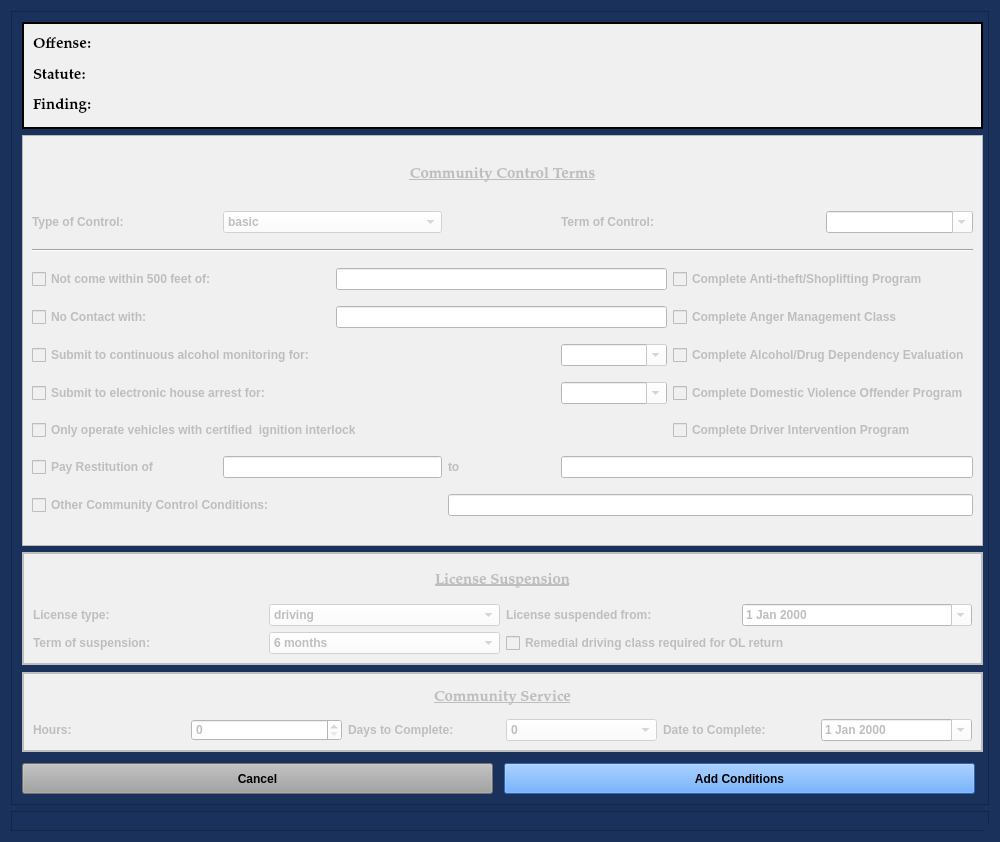
Old version of the form views/ui/AddCommunityControlDialog.ui in the repository HunterProgram22/MuniEntry.
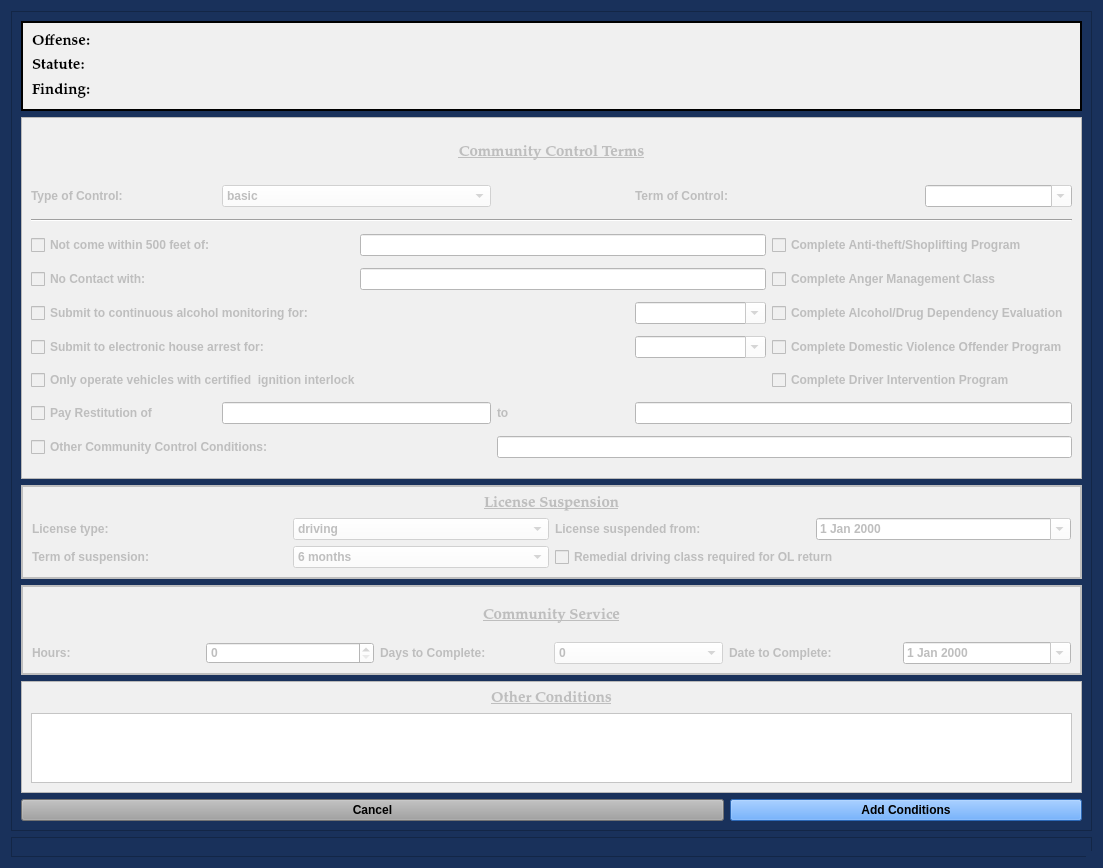
New version of the form.

Commit message: Refactored enable conditions - working.

Patch:
```diff
--- a/views/ui/AddCommunityControlDialog.ui
+++ b/views/ui/AddCommunityControlDialog.ui
@@ -12,8 +12,8 @@
    <rect>
     <x>0</x>
     <y>0</y>
-    <width>1000</width>
-    <height>842</height>
+    <width>1103</width>
+    <height>868</height>
    </rect>
   </property>
   <property name="sizePolicy">
@@ -161,20 +161,40 @@
       <property name="geometry">
        <rect>
         <x>0</x>
-        <y>0</y>
-        <width>978</width>
-        <height>792</height>
+        <y>-128</y>
+        <width>1060</width>
+        <height>946</height>
        </rect>
       </property>
+      <layout class="QGridLayout" name="gridLayout_8" rowstretch="1,4,1,1,1,1">
+       <item row="5" column="0" colspan="2">
+        <widget class="QPushButton" name="cancel_Button">
+         <property name="focusPolicy">
+          <enum>Qt::NoFocus</enum>
+         </property>
+         <property name="styleSheet">
+          <string notr="true">background-color: rgb(160, 160, 160);</string>
+         </property>
+         <property name="text">
+          <string>Cancel</string>
+         </property>
+        </widget>
+       </item>
+       <item row="5" column="2">
+        <widget class="QPushButton" name="add_conditions_Button">
+         <property name="styleSheet">
+          <string notr="true">background-color: rgb(62, 146, 255)</string>
+         </property>
+         <property name="text">
+          <string>Add Conditions</string>
+         </property>
+         <property name="autoDefault">
+          <bool>false</bool>
+         </property>
+        </widget>
+       </item>
+       <item row="0" column="0" colspan="3">
       <widget class="QFrame" name="frame_2">
-       <property name="geometry">
-        <rect>
-         <x>10</x>
-         <y>10</y>
-         <width>961</width>
-         <height>107</height>
-        </rect>
-       </property>
        <property name="font">
         <font>
          <family>Palatino Linotype</family>
@@ -254,18 +274,12 @@
         </item>
        </layout>
       </widget>
+       </item>
+       <item row="2" column="0" colspan="3">
       <widget class="QFrame" name="license_suspension_frame">
        <property name="enabled">
         <bool>false</bool>
        </property>
-       <property name="geometry">
-        <rect>
-         <x>10</x>
-         <y>540</y>
-         <width>961</width>
-         <height>113</height>
-        </rect>
-       </property>
        <property name="styleSheet">
         <string notr="true">background-color: rgb(240, 240, 240);</string>
        </property>
@@ -394,183 +408,12 @@
         </item>
        </layout>
       </widget>
-      <widget class="QFrame" name="community_service_frame">
-       <property name="enabled">
-        <bool>false</bool>
-       </property>
-       <property name="geometry">
-        <rect>
-         <x>10</x>
-         <y>660</y>
-         <width>961</width>
-         <height>80</height>
-        </rect>
-       </property>
-       <property name="styleSheet">
-        <string notr="true">background-color: rgb(240, 240, 240);</string>
-       </property>
-       <property name="frameShape">
-        <enum>QFrame::Box</enum>
-       </property>
-       <property name="frameShadow">
-        <enum>QFrame::Plain</enum>
-       </property>
-       <property name="lineWidth">
-        <number>2</number>
-       </property>
-       <layout class="QGridLayout" name="gridLayout">
-        <item row="1" column="0">
-         <widget class="QLabel" name="label_15">
-          <property name="text">
-           <string>Hours:</string>
-          </property>
-         </widget>
-        </item>
-        <item row="1" column="1">
-         <widget class="QSpinBox" name="community_service_hours_ordered_box">
-          <property name="styleSheet">
-           <string notr="true">background-color: rgb(255, 255, 255);</string>
-          </property>
-         </widget>
-        </item>
-        <item row="1" column="2">
-         <widget class="QLabel" name="label">
-          <property name="text">
-           <string>Days to Complete:</string>
-          </property>
-         </widget>
-        </item>
-        <item row="1" column="3">
-         <widget class="QComboBox" name="community_service_days_to_complete_box">
-          <property name="styleSheet">
-           <string notr="true">background-color: rgb(255, 255, 255);</string>
-          </property>
-          <item>
-           <property name="text">
-            <string>0</string>
-           </property>
-          </item>
-          <item>
-           <property name="text">
-            <string>30</string>
-           </property>
-          </item>
-          <item>
-           <property name="text">
-            <string>60</string>
-           </property>
-          </item>
-          <item>
-           <property name="text">
-            <string>90</string>
-           </property>
-          </item>
-          <item>
-           <property name="text">
-            <string>120</string>
-           </property>
-          </item>
-          <item>
-           <property name="text">
-            <string>150</string>
-           </property>
-          </item>
-          <item>
-           <property name="text">
-            <string>180</string>
-           </property>
-          </item>
-         </widget>
-        </item>
-        <item row="1" column="4">
-         <widget class="QLabel" name="label_22">
-          <property name="text">
-           <string>Date to Complete:</string>
-          </property>
-         </widget>
-        </item>
-        <item row="1" column="5">
-         <widget class="QDateEdit" name="community_service_date_to_complete_box">
-          <property name="styleSheet">
-           <string notr="true">background-color: rgb(255, 255, 255);</string>
-          </property>
-          <property name="calendarPopup">
-           <bool>true</bool>
-          </property>
-         </widget>
-        </item>
-        <item row="0" column="0" colspan="6">
-         <widget class="QLabel" name="label_26">
-          <property name="font">
-           <font>
-            <family>Palatino Linotype</family>
-            <pointsize>11</pointsize>
-            <weight>75</weight>
-            <italic>false</italic>
-            <bold>true</bold>
-            <underline>true</underline>
-           </font>
-          </property>
-          <property name="text">
-           <string>Community Service</string>
-          </property>
-          <property name="alignment">
-           <set>Qt::AlignCenter</set>
-          </property>
-         </widget>
-        </item>
-       </layout>
-      </widget>
-      <widget class="QPushButton" name="cancel_Button">
-       <property name="geometry">
-        <rect>
-         <x>10</x>
-         <y>751</y>
-         <width>471</width>
-         <height>31</height>
-        </rect>
-       </property>
-       <property name="focusPolicy">
-        <enum>Qt::NoFocus</enum>
-       </property>
-       <property name="styleSheet">
-        <string notr="true">background-color: rgb(160, 160, 160);</string>
-       </property>
-       <property name="text">
-        <string>Cancel</string>
-       </property>
-      </widget>
-      <widget class="QPushButton" name="add_conditions_Button">
-       <property name="geometry">
-        <rect>
-         <x>492</x>
-         <y>751</y>
-         <width>471</width>
-         <height>31</height>
-        </rect>
-       </property>
-       <property name="styleSheet">
-        <string notr="true">background-color: rgb(62, 146, 255)</string>
-       </property>
-       <property name="text">
-        <string>Add Conditions</string>
-       </property>
-       <property name="autoDefault">
-        <bool>false</bool>
-       </property>
-      </widget>
+       </item>
+       <item row="1" column="0" colspan="3">
       <widget class="QFrame" name="community_control_frame">
        <property name="enabled">
         <bool>false</bool>
        </property>
-       <property name="geometry">
-        <rect>
-         <x>10</x>
-         <y>123</y>
-         <width>961</width>
-         <height>411</height>
-        </rect>
-       </property>
        <property name="styleSheet">
         <string notr="true">background-color: rgb(240, 240, 240);</string>
        </property>
@@ -899,6 +742,174 @@
         </item>
        </layout>
       </widget>
+       </item>
+       <item row="3" column="0" colspan="3">
+        <widget class="QFrame" name="community_service_frame">
+         <property name="enabled">
+          <bool>false</bool>
+         </property>
+         <property name="styleSheet">
+          <string notr="true">background-color: rgb(240, 240, 240);</string>
+         </property>
+         <property name="frameShape">
+          <enum>QFrame::Box</enum>
+         </property>
+         <property name="frameShadow">
+          <enum>QFrame::Plain</enum>
+         </property>
+         <property name="lineWidth">
+          <number>2</number>
+         </property>
+         <layout class="QGridLayout" name="gridLayout">
+          <item row="1" column="2">
+           <widget class="QLabel" name="label">
+            <property name="text">
+             <string>Days to Complete:</string>
+            </property>
+           </widget>
+          </item>
+          <item row="1" column="3">
+           <widget class="QComboBox" name="community_service_days_to_complete_box">
+            <property name="styleSheet">
+             <string notr="true">background-color: rgb(255, 255, 255);</string>
+            </property>
+            <item>
+             <property name="text">
+              <string>0</string>
+             </property>
+            </item>
+            <item>
+             <property name="text">
+              <string>30</string>
+             </property>
+            </item>
+            <item>
+             <property name="text">
+              <string>60</string>
+             </property>
+            </item>
+            <item>
+             <property name="text">
+              <string>90</string>
+             </property>
+            </item>
+            <item>
+             <property name="text">
+              <string>120</string>
+             </property>
+            </item>
+            <item>
+             <property name="text">
+              <string>150</string>
+             </property>
+            </item>
+            <item>
+             <property name="text">
+              <string>180</string>
+             </property>
+            </item>
+           </widget>
+          </item>
+          <item row="1" column="1">
+           <widget class="QSpinBox" name="community_service_hours_ordered_box">
+            <property name="styleSheet">
+             <string notr="true">background-color: rgb(255, 255, 255);</string>
+            </property>
+           </widget>
+          </item>
+          <item row="1" column="5">
+           <widget class="QDateEdit" name="community_service_date_to_complete_box">
+            <property name="styleSheet">
+             <string notr="true">background-color: rgb(255, 255, 255);</string>
+            </property>
+            <property name="calendarPopup">
+             <bool>true</bool>
+            </property>
+           </widget>
+          </item>
+          <item row="0" column="0" colspan="6">
+           <widget class="QLabel" name="label_26">
+            <property name="font">
+             <font>
+              <family>Palatino Linotype</family>
+              <pointsize>11</pointsize>
+              <weight>75</weight>
+              <italic>false</italic>
+              <bold>true</bold>
+              <underline>true</underline>
+             </font>
+            </property>
+            <property name="text">
+             <string>Community Service</string>
+            </property>
+            <property name="alignment">
+             <set>Qt::AlignCenter</set>
+            </property>
+           </widget>
+          </item>
+          <item row="1" column="4">
+           <widget class="QLabel" name="label_22">
+            <property name="text">
+             <string>Date to Complete:</string>
+            </property>
+           </widget>
+          </item>
+          <item row="1" column="0">
+           <widget class="QLabel" name="label_15">
+            <property name="text">
+             <string>Hours:</string>
+            </property>
+           </widget>
+          </item>
+         </layout>
+        </widget>
+       </item>
+       <item row="4" column="0" colspan="3">
+        <widget class="QFrame" name="other_conditions_frame">
+         <property name="enabled">
+          <bool>false</bool>
+         </property>
+         <property name="styleSheet">
+          <string notr="true">background-color: rgb(240, 240, 240);</string>
+         </property>
+         <property name="frameShape">
+          <enum>QFrame::StyledPanel</enum>
+         </property>
+         <property name="frameShadow">
+          <enum>QFrame::Raised</enum>
+         </property>
+         <layout class="QGridLayout" name="gridLayout_9">
+          <item row="0" column="0">
+           <widget class="QLabel" name="label_5">
+            <property name="font">
+             <font>
+              <family>Palatino Linotype</family>
+              <pointsize>11</pointsize>
+              <weight>75</weight>
+              <italic>false</italic>
+              <bold>true</bold>
+              <underline>true</underline>
+             </font>
+            </property>
+            <property name="text">
+             <string>Other Conditions</string>
+            </property>
+            <property name="alignment">
+             <set>Qt::AlignCenter</set>
+            </property>
+           </widget>
+          </item>
+          <item row="1" column="0">
+           <widget class="QTextEdit" name="textEdit">
+            <property name="styleSheet">
+             <string notr="true">background-color: rgb(255, 255, 255);</string>
+            </property>
+           </widget>
+          </item>
+         </layout>
+        </widget>
+       </item>
+      </layout>
      </widget>
     </widget>
    </item>
```
Left out of the diff: 14 changed lines with no effect on the pictures. Lines whose indentation alone changed are shown as unchanged. The commit also changes 2 other files.
